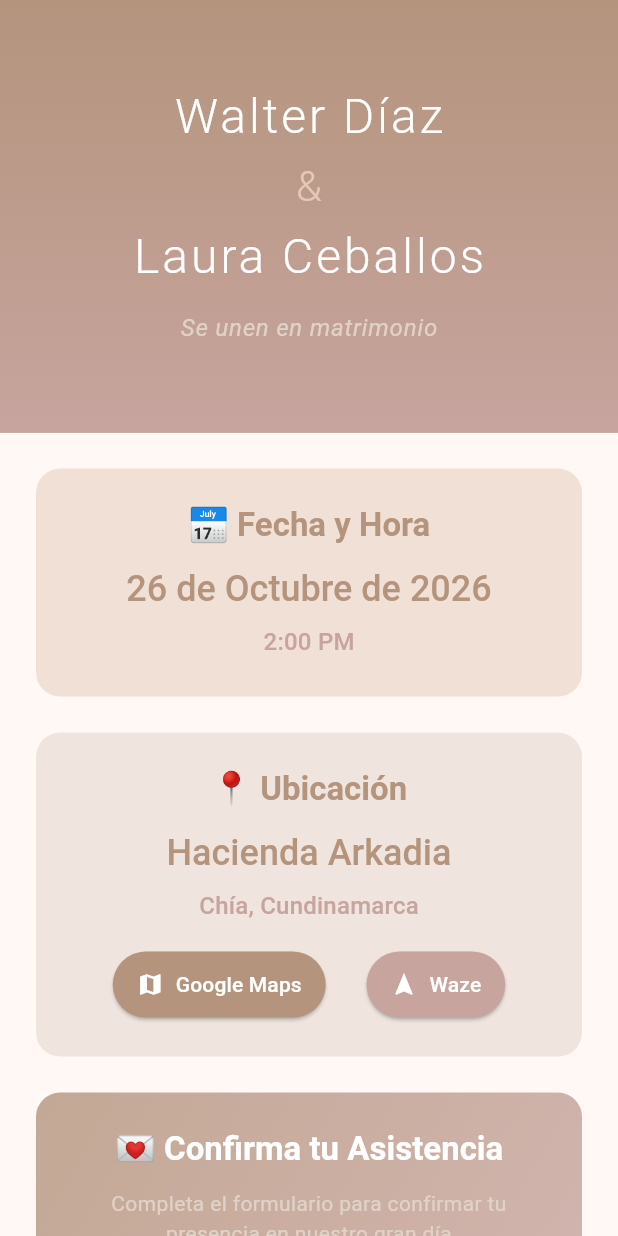
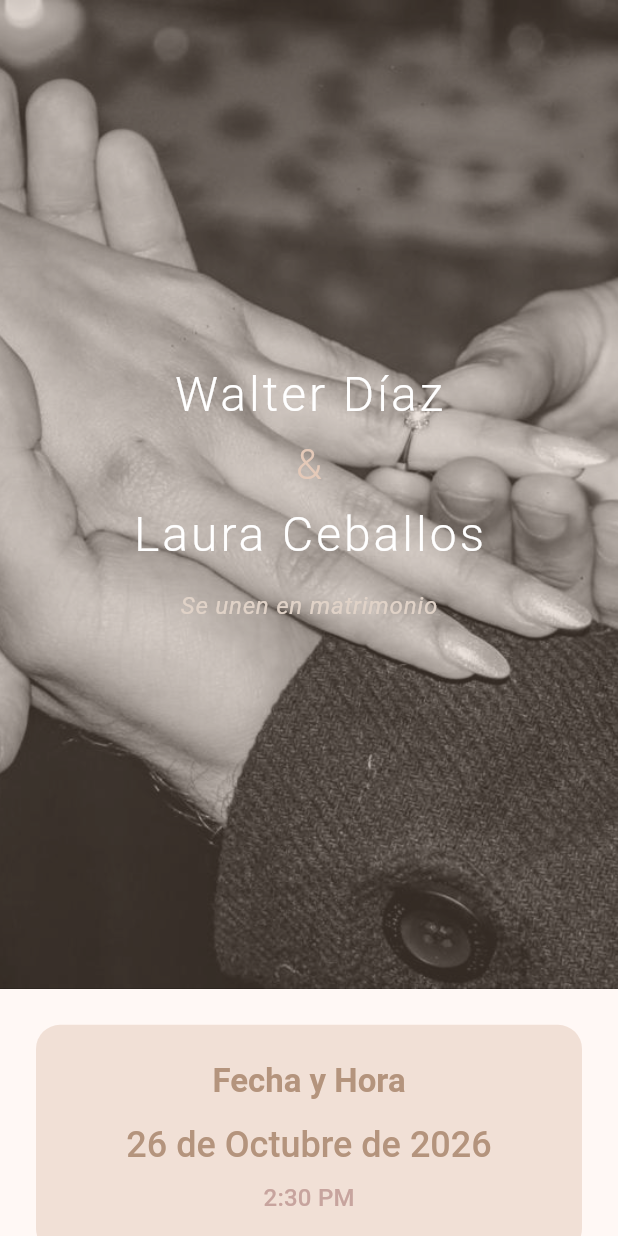
Before and after one commit to lceballosa/wedding_invitation, a Flutter app: the screen it shows after launch, on a phone screen of 412 x 824 dp. Run offline on Flutter 3.47's test engine with Material 3 defaults, Android fonts, the light colour scheme and no system bars.

Commit message:
more details

```diff
--- a/lib/main.dart
+++ b/lib/main.dart
@@ -41,16 +41,16 @@ class _WeddingInvitationPageState extends State<WeddingInvitationPage> {
 
   // Google Forms URL for confirmation
   static const String googleFormsUrl =
-      'https://forms.gle/'; // Replace with actual form URL
+      'https://docs.google.com/forms/d/e/1FAIpQLSe578DgNSzzznacVaxlkA-LVKqoIBOqTPm_vp489M0vZDRpfA/viewform?usp=sharing&ouid=113878454648420136929'; // Replace with actual form URL
 
   // Location coordinates for Hacienda Arkadia in Chia
   static const String mapsUrl =
-      'https://maps.app.goo.gl/'; // Replace with actual location URL
+      'https://maps.app.goo.gl/g2dLLBLfCGgMLL6FA?g_st=iw'; // Replace with actual location URL
   static const String wazeUrl =
-      'https://waze.com/ul/'; // Replace with actual Waze URL
+      'https://waze.com/ul/hd2g7dqggh'; // Replace with actual Waze URL
 
   Future<void> _launchUrl(String url) async {
-    if (!await launchUrl(url, mode: LaunchMode.externalApplication)) {
+    if (!await launchUrl(Uri.parse(url), mode: LaunchMode.externalApplication)) {
       if (mounted) {
         ScaffoldMessenger.of(context).showSnackBar(
           const SnackBar(content: Text('No se pudo abrir el enlace')),
@@ -69,7 +69,8 @@ class _WeddingInvitationPageState extends State<WeddingInvitationPage> {
         slivers: [
           // Header with decorative background
           SliverAppBar(
-            expandedHeight: screenHeight * 0.35,
+            // Make header taller (45% of screen height)
+            expandedHeight: screenHeight * 0.8,
             floating: false,
             pinned: true,
             backgroundColor: primaryColor,
@@ -77,15 +78,14 @@ class _WeddingInvitationPageState extends State<WeddingInvitationPage> {
             flexibleSpace: FlexibleSpaceBar(
               background: Container(
                 decoration: BoxDecoration(
-                  gradient: LinearGradient(
-                    begin: Alignment.topCenter,
-                    end: Alignment.bottomCenter,
-                    colors: [
-                      primaryColor,
-                      secondaryColor,
-                    ],
+                  image: const DecorationImage(
+                    image: AssetImage('assets/anillo.jpeg'),
+                    fit: BoxFit.cover,
                   ),
                 ),
+                // overlay a subtle tint so text is readable on the image
+                child: Container(
+                  color: primaryColor.withOpacity(0.28),
                   child: Column(
                     mainAxisAlignment: MainAxisAlignment.center,
                     children: [
@@ -128,6 +128,7 @@ class _WeddingInvitationPageState extends State<WeddingInvitationPage> {
                 ),
               ),
             ),
+          ),
           // Main content
           SliverPadding(
             padding: const EdgeInsets.all(24),
@@ -143,7 +144,7 @@ class _WeddingInvitationPageState extends State<WeddingInvitationPage> {
                   child: Column(
                     children: [
                       Text(
-                        '📅 Fecha y Hora',
+                        'Fecha y Hora',
                         style: Theme.of(context).textTheme.titleLarge?.copyWith(
                               color: primaryColor,
                               fontWeight: FontWeight.w600,
@@ -159,7 +160,7 @@ class _WeddingInvitationPageState extends State<WeddingInvitationPage> {
                       ),
                       const SizedBox(height: 8),
                       Text(
-                        '2:00 PM',
+                        '2:30 PM',
                         style: Theme.of(context).textTheme.titleMedium?.copyWith(
                               color: secondaryColor,
                               fontWeight: FontWeight.w500,
@@ -180,7 +181,7 @@ class _WeddingInvitationPageState extends State<WeddingInvitationPage> {
                   child: Column(
                     children: [
                       Text(
-                        '📍 Ubicación',
+                        'Ubicación',
                         style: Theme.of(context).textTheme.titleLarge?.copyWith(
                               color: primaryColor,
                               fontWeight: FontWeight.w600,
@@ -256,7 +257,7 @@ class _WeddingInvitationPageState extends State<WeddingInvitationPage> {
                   child: Column(
                     children: [
                       Text(
-                        '💌 Confirma tu Asistencia',
+                        'Confirma tu Asistencia',
                         style: Theme.of(context).textTheme.titleLarge?.copyWith(
                               color: whiteColor,
                               fontWeight: FontWeight.w600,
```
Also changed, not shown: pubspec.yaml (+5 -10 lines), assets/abrazo.jpeg (added), assets/anillo.jpeg (added), assets/beso_anillo.jpeg (added). Lines whose indentation alone changed are shown as unchanged.
